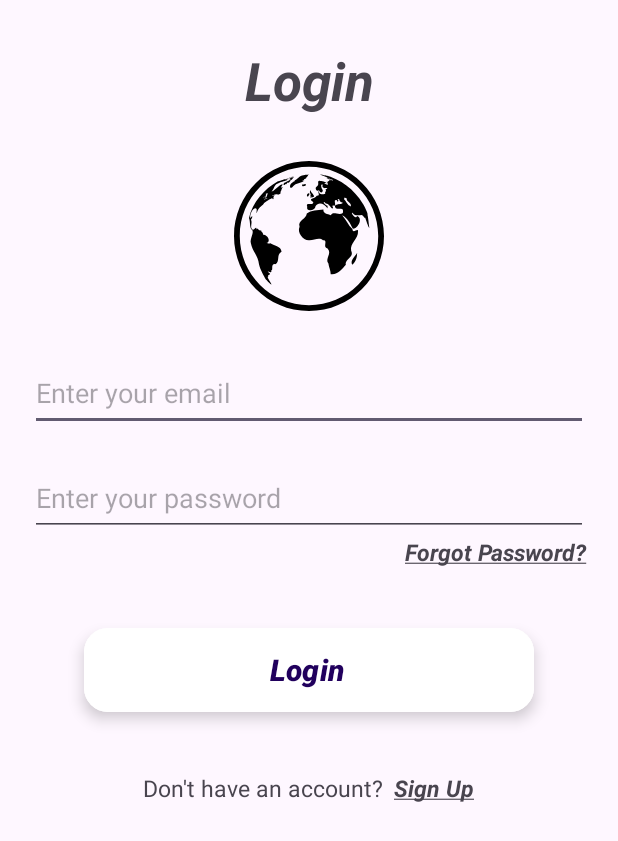
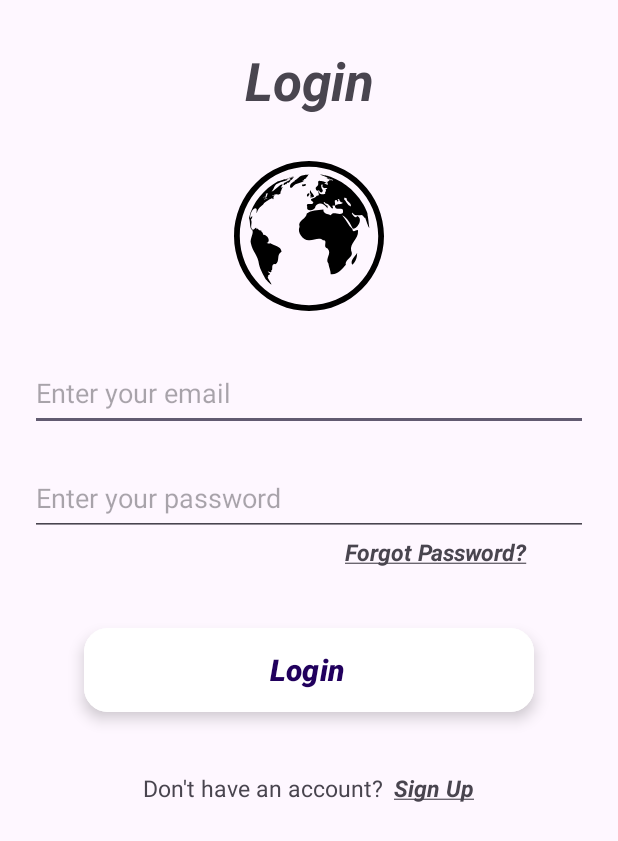
Before and after one commit to mkCoding/LoginRegistrationProject, an Android app: the screen it shows after launch (MainActivity), after a tap on "Login", on a phone screen of 412 x 824 dp. Shown: the top 841 px of the screen. Run offline under Robolectric (Android 15) with nearby library versions, the phone set to English and light mode, and no system bars.

Commit message:
added Forgot Password screen with email validation

```diff
--- a/app/src/main/AndroidManifest.xml
+++ b/app/src/main/AndroidManifest.xml
@@ -12,7 +12,9 @@
         android:supportsRtl="true"
         android:theme="@style/Theme.LoginRegistrationProject"
         tools:targetApi="31">
-
+        <activity
+            android:name=".ForgotPassword"
+            android:exported="false" />
         <activity
             android:name=".Registration"
             android:exported="false" />
--- a/app/src/main/java/com/example/loginregistrationproject/MainActivity.kt
+++ b/app/src/main/java/com/example/loginregistrationproject/MainActivity.kt
@@ -45,7 +45,7 @@ class MainActivity : AppCompatActivity() {
 
             //assign true/false after email and password is validated
             isValidEmail = pattern.matcher(submittedEmail).matches()?: false //validate email
-            isValidPassword = submittedPassword.matches("[0-9a-zA-Z\\W]{8,}".toRegex()) //validate password
+            isValidPassword = submittedPassword.matches("^.*(?=.{8,})(?=.+[0-9])(?=.*[a-z])(?=.*[A-Z])(?=.*[!@#\$%^&+=()]).*\$".toRegex()) //validate password
 
             /*
             Created when conditional statement
@@ -58,6 +58,13 @@ class MainActivity : AppCompatActivity() {
             }
         }
 
+        //Add forgot password link functionality
+        val intent2 = Intent(this,ForgotPassword::class.java)
+        val forgotPassword = findViewById<TextView>(R.id.tvForgotPasswordLink)
+        forgotPassword.setOnClickListener {
+            startActivity(intent2) //will navigate to ForgotPassword screen
+        }
+
         //Add sign up link functionality
         val signUpLink = findViewById<TextView>(R.id.tvSignUpLink)
         val intent = Intent(this, Registration::class.java) //explicit intent
@@ -68,5 +75,6 @@ class MainActivity : AppCompatActivity() {
             Toast.makeText(this,"Link clicked", Toast.LENGTH_SHORT).show()
             startActivity(intent)
         }
+
     }
 }
--- a/app/src/main/java/com/example/loginregistrationproject/Registration.kt
+++ b/app/src/main/java/com/example/loginregistrationproject/Registration.kt
@@ -56,7 +56,7 @@ class Registration : AppCompatActivity() {
                 Patterns.EMAIL_ADDRESS.matcher(registerEmailString).matches() ?: false
 
             var passRegex =
-                "^.*(?=.{8,})(?=.+[0-9])(?=.*[a-z])(?=.*[A-Z])(?=.*[@#\$%^&+=]).*\$"
+                "^.*(?=.{8,})(?=.+[0-9])(?=.*[a-z])(?=.*[A-Z])(?=.*[!@#\$%^&+=]).*\$"
 
 
             var isValidRegisterPassword =
--- a/app/src/main/res/layout/activity_main.xml
+++ b/app/src/main/res/layout/activity_main.xml
@@ -49,14 +49,18 @@
         android:autofillHints="password"
         android:layout_marginTop="20dp"
         android:hint="@string/enterPasswordForLogin" />
+
     <TextView
-        android:id="@+id/forgotPassword"
+        android:id="@+id/tvForgotPasswordLink"
         android:layout_width="wrap_content"
         android:layout_height="wrap_content"
-        android:textStyle="bold|italic"
+        android:layout_marginStart="230dp"
         android:text="@string/forgotPasswordTextLink"
-        android:layout_marginLeft="270dp"
-        android:textSize="15sp" />
+
+        android:textSize="15sp"
+
+        android:textStyle="bold|italic" />
+
     <com.google.android.material.floatingactionbutton.ExtendedFloatingActionButton
         android:id="@+id/btnLogin"
         android:layout_width="300dp"
--- a/app/src/main/res/values/strings.xml
+++ b/app/src/main/res/values/strings.xml
@@ -15,5 +15,4 @@
     <string name="registerPasswordConfirmHint">Confirm Password</string>
 
 
-
 </resources>
```
Also changed, not shown: app/src/main/java/com/example/loginregistrationproject/ForgotPassword.kt (added, +45 -0 lines), app/src/main/res/layout/activity_forgot_password.xml (added, +74 -0 lines).
